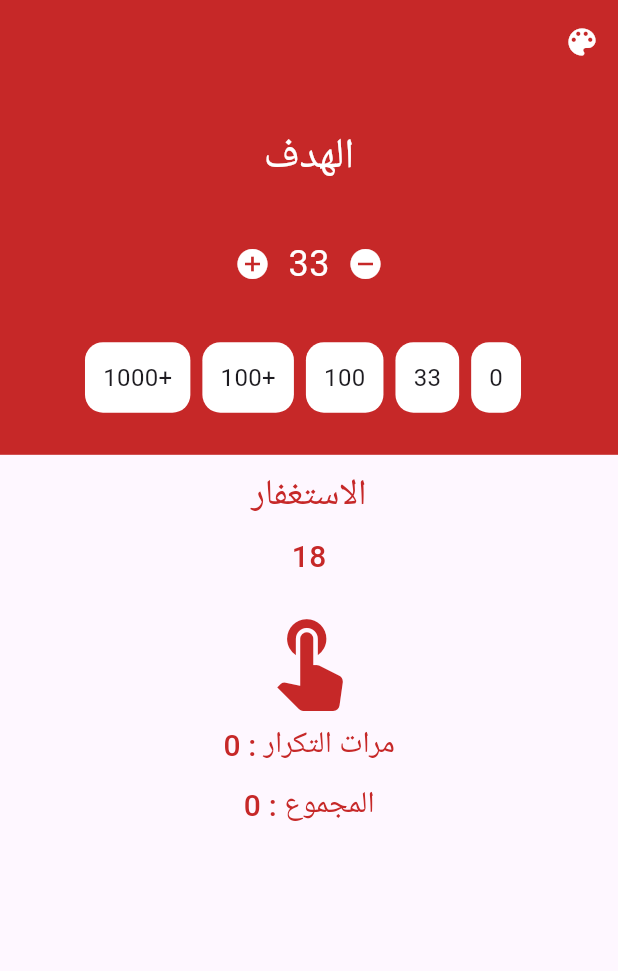
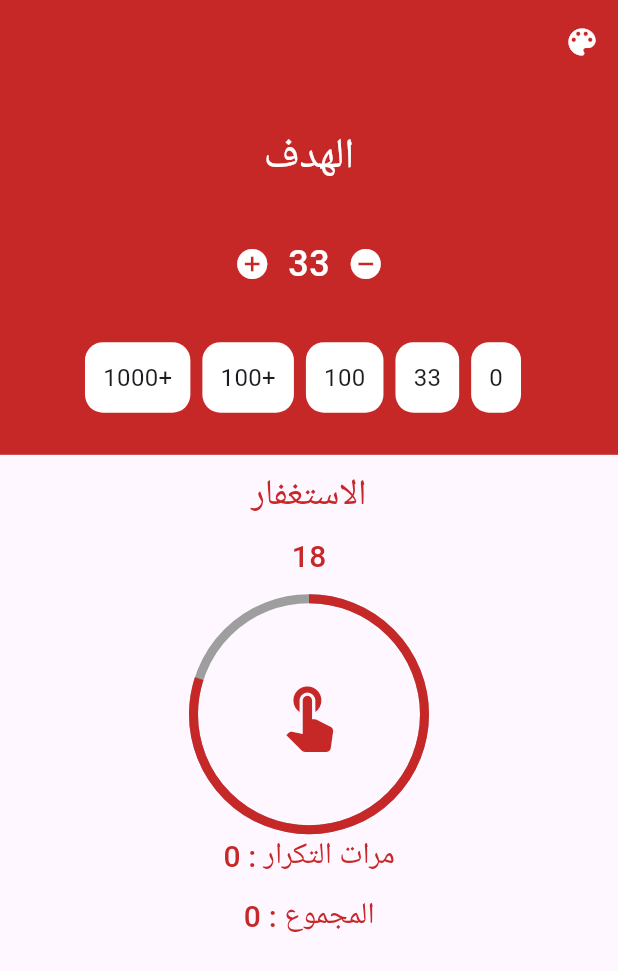
Before and after one commit to MeDoRa0/sup7a_app, a Flutter app: the screen it shows after launch, on a phone screen of 412 x 824 dp. Shown: the top 971 px of the screen. Run offline on Flutter 3.47's test engine with Material 3 defaults, Android fonts, the phone set to English and light mode, and no system bars; drawn by our look-alikes of percent_indicator.

Commit message:
add percent_indicator package and use it to creat touch indicator

```diff
--- a/lib/home_page.dart
+++ b/lib/home_page.dart
@@ -1,4 +1,5 @@
 import 'package:flutter/material.dart';
+import 'package:percent_indicator/circular_percent_indicator.dart';
 
 class HomePage extends StatefulWidget {
   const HomePage({super.key});
@@ -36,7 +37,11 @@ class _HomePageState extends State<HomePage> {
                 const Center(
                   child: Text(
                     'الهدف',
-                    style: TextStyle(fontSize: 28, color: Colors.white),
+                    style: TextStyle(
+                      fontSize: 28,
+                      color: Colors.white,
+                      fontWeight: FontWeight.w500,
+                    ),
                   ),
                 ),
                 Row(
@@ -54,6 +59,7 @@ class _HomePageState extends State<HomePage> {
                       style: TextStyle(
                         fontSize: 24,
                         color: Colors.white,
+                        fontWeight: FontWeight.w500,
                       ),
                     ),
                     IconButton(
@@ -179,13 +185,17 @@ class _HomePageState extends State<HomePage> {
               const SizedBox(
                 height: 10,
               ),
-              IconButton(
-                onPressed: () {},
-                icon: Icon(
+              CircularPercentIndicator(
+                radius: 80,
+                lineWidth: 6.0,
+                percent: 0.8,
+                center: new Icon(
                   Icons.touch_app,
+                  size: 50.0,
                   color: mainColor,
-                  size: 70,
                 ),
+                backgroundColor: Colors.grey,
+                progressColor: mainColor,
               ),
               Text(
                 'مرات التكرار : 0',
```
Also changed, not shown: pubspec.yaml (+4 -12 lines), pubspec.lock.
